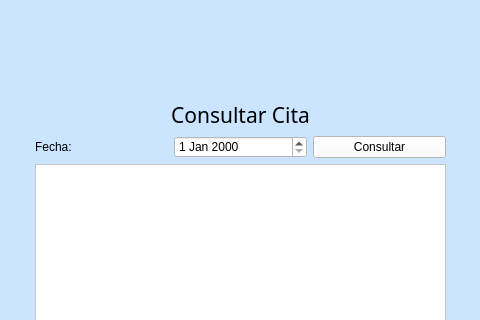
Old version of the form App_Medica/mainwindow.ui in the repository alejandra057/App_Medica_Progra3; both pictures show x 205 to 685 and y 0 to 320 of the 875 by 607 pixel window.
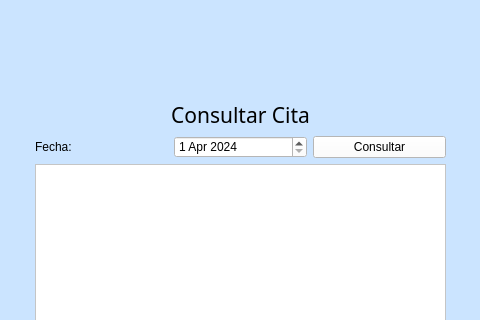
New version of the form. The open tabs and pages were chosen to show the change.

The edit to the form file:
```diff
--- a/App_Medica/mainwindow.ui
+++ b/App_Medica/mainwindow.ui
@@ -3374,6 +3374,23 @@
            <property name="styleSheet">
             <string notr="true">background-color: rgb(255, 255, 255);</string>
            </property>
+           <property name="dateTime">
+            <datetime>
+             <hour>0</hour>
+             <minute>0</minute>
+             <second>0</second>
+             <year>2024</year>
+             <month>4</month>
+             <day>1</day>
+            </datetime>
+           </property>
+           <property name="minimumDate">
+            <date>
+             <year>2015</year>
+             <month>9</month>
+             <day>14</day>
+            </date>
+           </property>
           </widget>
          </item>
          <item>
```
Left out of the diff: 8 changed lines with no effect on the pictures.
